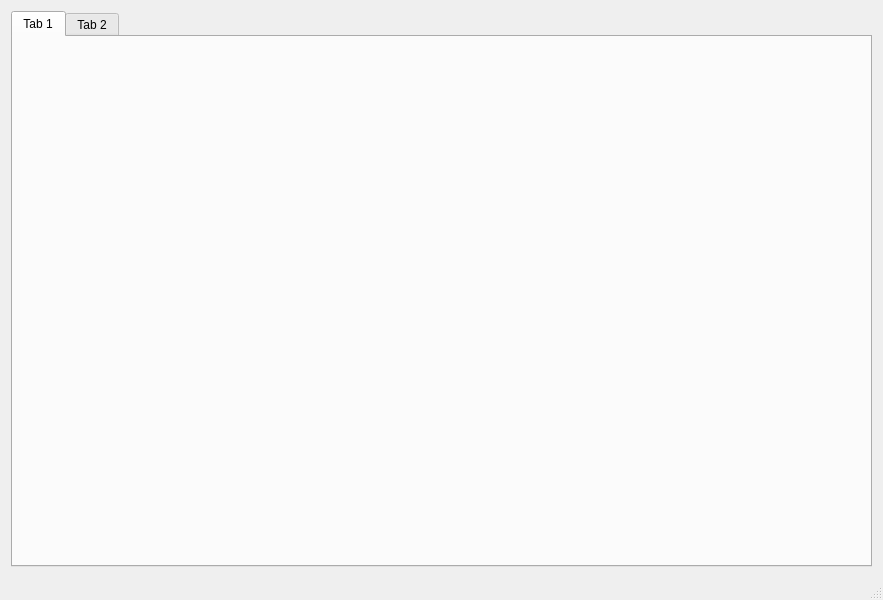
SortC/SortC, file view/SortView.ui: the form before one commit.
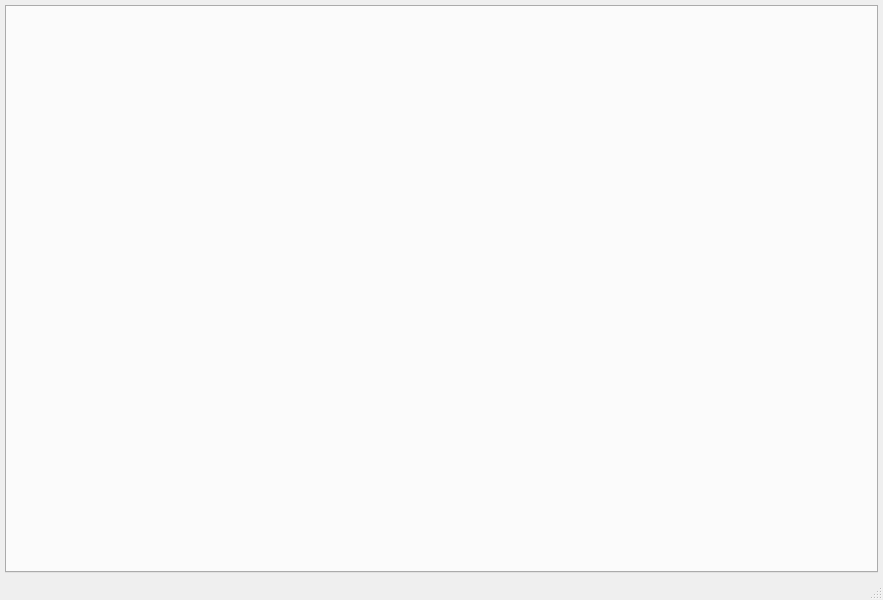
The form after the commit.

What changed in the file:
```diff
--- a/view/SortView.ui
+++ b/view/SortView.ui
@@ -30,18 +30,26 @@
   </property>
   <widget class="QWidget" name="centralWidget">
    <layout class="QVBoxLayout" name="verticalLayout">
+    <property name="leftMargin">
+     <number>5</number>
+    </property>
+    <property name="topMargin">
+     <number>5</number>
+    </property>
+    <property name="rightMargin">
+     <number>5</number>
+    </property>
+    <property name="bottomMargin">
+     <number>5</number>
+    </property>
     <item>
      <widget class="QTabWidget" name="tabWidget">
-      <widget class="QWidget" name="tab">
-       <attribute name="title">
-        <string>Tab 1</string>
-       </attribute>
-      </widget>
-      <widget class="QWidget" name="tab_2">
-       <attribute name="title">
-        <string>Tab 2</string>
-       </attribute>
-      </widget>
+      <property name="tabShape">
+       <enum>QTabWidget::Rounded</enum>
+      </property>
+      <property name="currentIndex">
+       <number>-1</number>
+      </property>
      </widget>
     </item>
    </layout>
```
